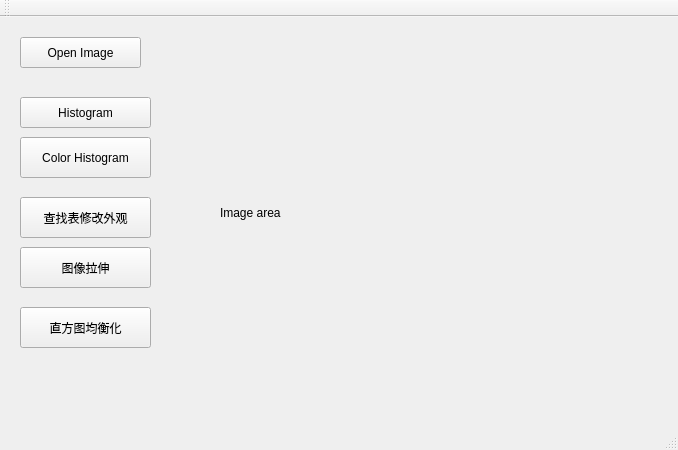
First picture: the form in Chapter 04/UsingHistogram/mainwindow.ui, repository bigfool/opencv-2-cookbook-src, before the edit.
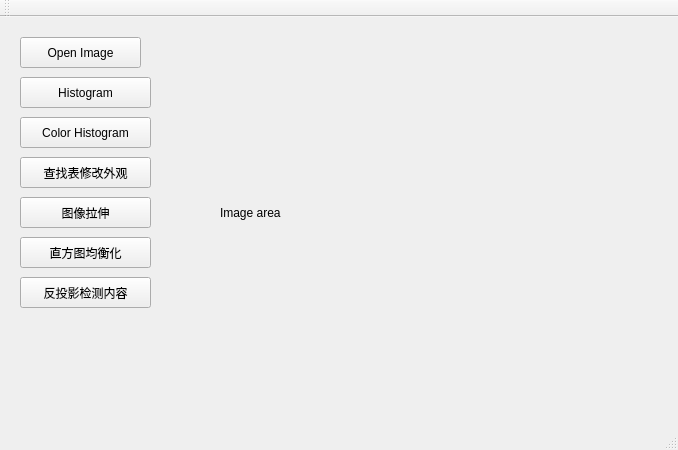
Second picture: the form after the edit.

Commit message: 完成反投影直方图查找特定内容的功能

```diff
--- a/Chapter 04/UsingHistogram/mainwindow.ui
+++ b/Chapter 04/UsingHistogram/mainwindow.ui
@@ -44,7 +44,7 @@
     <property name="geometry">
      <rect>
       <x>20</x>
-      <y>80</y>
+      <y>60</y>
       <width>131</width>
       <height>31</height>
      </rect>
@@ -57,9 +57,9 @@
     <property name="geometry">
      <rect>
       <x>20</x>
-      <y>120</y>
+      <y>100</y>
       <width>131</width>
-      <height>41</height>
+      <height>31</height>
      </rect>
     </property>
     <property name="text">
@@ -70,9 +70,9 @@
     <property name="geometry">
      <rect>
       <x>20</x>
-      <y>180</y>
+      <y>140</y>
       <width>131</width>
-      <height>41</height>
+      <height>31</height>
      </rect>
     </property>
     <property name="text">
@@ -83,9 +83,9 @@
     <property name="geometry">
      <rect>
       <x>20</x>
-      <y>230</y>
+      <y>180</y>
       <width>131</width>
-      <height>41</height>
+      <height>31</height>
      </rect>
     </property>
     <property name="text">
@@ -96,15 +96,28 @@
     <property name="geometry">
      <rect>
       <x>20</x>
-      <y>290</y>
+      <y>220</y>
       <width>131</width>
-      <height>41</height>
+      <height>31</height>
      </rect>
     </property>
     <property name="text">
      <string>直方图均衡化</string>
     </property>
    </widget>
+   <widget class="QPushButton" name="calcBlackButton">
+    <property name="geometry">
+     <rect>
+      <x>20</x>
+      <y>260</y>
+      <width>131</width>
+      <height>31</height>
+     </rect>
+    </property>
+    <property name="text">
+     <string>反投影检测内容</string>
+    </property>
+   </widget>
   </widget>
   <widget class="QMenuBar" name="menuBar">
    <property name="geometry">
```
The commit also changes 8 other files.
